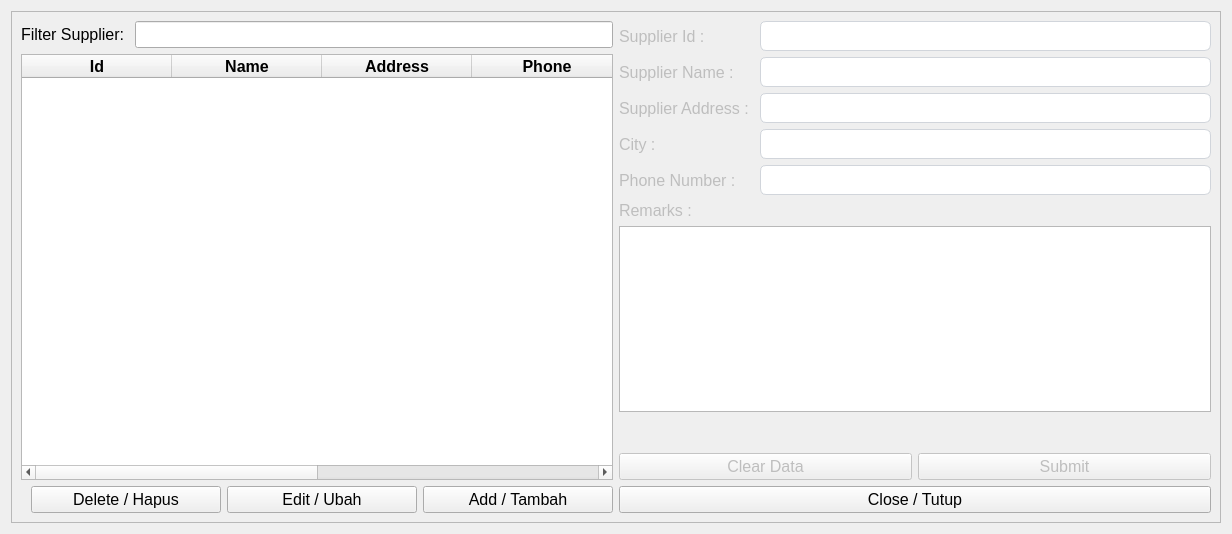
Before: the Qt Designer form ui/suppliers.ui in michael-halim/pos, drawn with Qt 5.
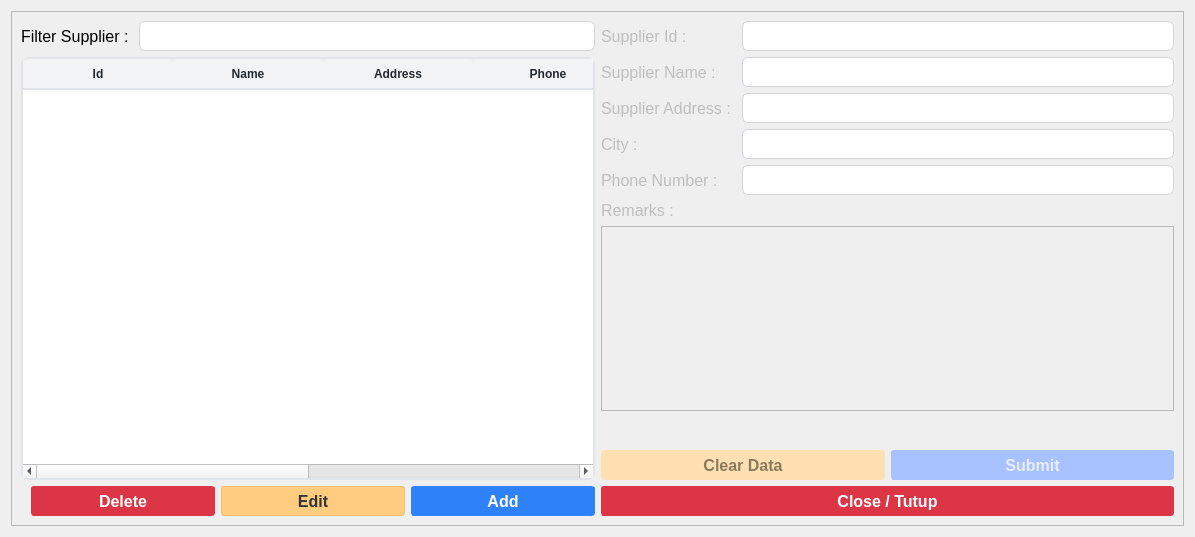
After: the same form once the commit is applied.

Commit message: Patch#34: Added UI - Added UI for Table, Button, and Input - Fix some UI Behavior

Diff of the .ui file:
```diff
--- a/ui/suppliers.ui
+++ b/ui/suppliers.ui
@@ -6,13 +6,43 @@
    <rect>
     <x>0</x>
     <y>0</y>
-    <width>1232</width>
-    <height>534</height>
+    <width>1195</width>
+    <height>537</height>
    </rect>
   </property>
   <property name="windowTitle">
    <string>Suppliers</string>
   </property>
+  <property name="styleSheet">
+   <string notr="true">QLineEdit{
+	border: 1px solid #d1d5db;      /* Light gray border */
+    border-radius: 6px;             /* Rounded corners */
+    outline: none;                  /* Remove default outline */
+    color: #333;                    /* Text color */
+    background-color: #fff;       /* Light gray background */
+    
+}
+
+QLineEdit:focus {
+    border: 1px solid #93c5fd;       /* Blue border on focus */
+    background-color: #ffffff;       /* White background when focused */
+}
+
+QPushButton {
+    font-weight: 500;
+    text-align: center;
+    white-space: nowrap;
+    vertical-align: middle;
+    border: 1px solid transparent;
+    padding: 0.375rem 0.75rem;
+    font-size: 1rem;
+    line-height: 1.5;
+    border-radius: 3px;
+    margin: 0.25rem;
+	opacity: 0.55;
+
+}</string>
+  </property>
   <layout class="QGridLayout" name="gridLayout_2">
    <item row="0" column="0">
     <widget class="QFrame" name="frame">
@@ -48,7 +78,7 @@
                </font>
               </property>
               <property name="text">
-               <string>Filter Supplier: </string>
+               <string>Filter Supplier : </string>
               </property>
               <property name="alignment">
                <set>Qt::AlignLeading|Qt::AlignLeft|Qt::AlignVCenter</set>
@@ -60,7 +90,7 @@
               <property name="minimumSize">
                <size>
                 <width>0</width>
-                <height>0</height>
+                <height>30</height>
                </size>
               </property>
               <property name="maximumSize">
@@ -92,6 +122,69 @@
               <height>16777215</height>
              </size>
             </property>
+            <property name="styleSheet">
+             <string notr="true">QTableWidget {
+            background-color: #ffffff;
+            alternate-background-color: #f5f8fa;
+            border: 2px solid #e1e4e8;
+            border-radius: 8px;
+            gridline-color: #e1e4e8;
+            selection-background-color: #0366d6;
+            selection-color: #ffffff;
+        }
+        
+        QTableWidget::item {
+            border-bottom: 1px solid #e1e4e8;
+			padding: 6px;
+        }
+        
+        QTableWidget::item:selected {
+            background-color: #0366d6;
+        }
+        
+        QHeaderView::section {
+            background-color: #f1f3f5;
+            color: #24292e;
+            font-weight: bold;
+            border: none;
+            border-bottom: 2px solid #e1e4e8;
+            padding: 3px;
+            border-top-left-radius: 6px;
+            border-top-right-radius: 6px;
+        }
+        
+        QTableWidget QScrollBar:vertical {
+            border: none;
+            background: #f1f3f5;
+            width: 10px;
+            border-radius: 5px;
+        }
+        
+        QTableWidget QScrollBar::handle:vertical {
+            background: #c0c0c0;
+            border-radius: 5px;
+        }
+        
+        QTableWidget QScrollBar::handle:vertical:hover {
+            background: #a0a0a0;
+        }
+        
+        QTableWidget QScrollBar:horizontal {
+            border: none;
+            background: #f1f3f5;
+            height: 10px;
+            border-radius: 5px;
+        }
+        
+        QTableWidget QScrollBar::handle:horizontal {
+            background: #c0c0c0;
+            border-radius: 5px;
+        }
+        
+        QTableWidget QScrollBar::handle:horizontal:hover {
+            background: #a0a0a0;
+        }</string>
+            </property>
             <property name="sortingEnabled">
              <bool>true</bool>
             </property>
@@ -197,37 +290,95 @@
             </property>
             <item>
              <widget class="QPushButton" name="delete_supplier_button">
+              <property name="minimumSize">
+               <size>
+                <width>0</width>
+                <height>30</height>
+               </size>
+              </property>
               <property name="font">
                <font>
                 <pointsize>12</pointsize>
+                <weight>62</weight>
+                <bold>true</bold>
                </font>
               </property>
+              <property name="styleSheet">
+               <string notr="true">QPushButton {
+    color: #fff;
+    background-color: #dc3545;
+    border-color: #dc3545;
+}
+QPushButton:hover {
+    background-color: #bb2d3b;
+    border-color: #b02a37;
+}</string>
+              </property>
               <property name="text">
-               <string>Delete / Hapus</string>
+               <string>Delete</string>
               </property>
              </widget>
             </item>
             <item>
              <widget class="QPushButton" name="edit_supplier_button">
+              <property name="minimumSize">
+               <size>
+                <width>0</width>
+                <height>30</height>
+               </size>
+              </property>
               <property name="font">
                <font>
                 <pointsize>12</pointsize>
+                <weight>62</weight>
+                <bold>true</bold>
                </font>
               </property>
+              <property name="styleSheet">
+               <string notr="true">QPushButton{
+    color: #333;
+    background-color: #ffcc80; /* Softer yellow/orange */
+    border-color: #f0c070;
+}
+QPushButton:hover {
+    background-color: #f0c070;
+    border-color: #e0b060;
+}</string>
+              </property>
               <property name="text">
-               <string>Edit / Ubah</string>
+               <string>Edit</string>
               </property>
              </widget>
             </item>
             <item>
              <widget class="QPushButton" name="add_supplier_button">
+              <property name="minimumSize">
+               <size>
+                <width>0</width>
+                <height>30</height>
+               </size>
+              </property>
               <property name="font">
                <font>
                 <pointsize>12</pointsize>
+                <weight>62</weight>
+                <bold>true</bold>
                </font>
               </property>
+              <property name="styleSheet">
+               <string notr="true">QPushButton{
+    color: #fff;
+    background-color: rgba(13, 110, 253, 0.85); /* RGBA with alpha channel */
+    border-color: rgba(13, 110, 253, 0.7);
+}
+QPushButton:hover {
+    background-color: rgba(11, 94, 215, 0.9);
+    border-color: rgba(10, 88, 202, 0.9);
+    opacity: 0.95;
+}</string>
+              </property>
               <property name="text">
-               <string>Add / Tambah</string>
+               <string>Add</string>
               </property>
              </widget>
             </item>
@@ -244,6 +395,11 @@
               <property name="enabled">
                <bool>false</bool>
               </property>
+              <property name="font">
+               <font>
+                <pointsize>12</pointsize>
+               </font>
+              </property>
               <property name="text">
                <string>Supplier Name : </string>
               </property>
@@ -266,20 +422,7 @@
                </font>
               </property>
               <property name="styleSheet">
-               <string notr="true">QLineEdit{
-	border: 1px solid #d1d5db;      /* Light gray border */
-    border-radius: 6px;             /* Rounded corners */
-    outline: none;                  /* Remove default outline */
-    color: #333;                    /* Text color */
-    background-color: #fff;       /* Light gray background */
-    
-}
-
-QLineEdit:focus {
-    border: 1px solid #93c5fd;       /* Blue border on focus */
-    
-    background-color: #ffffff;       /* White background when focused */
-}</string>
+               <string notr="true"/>
               </property>
              </widget>
             </item>
@@ -288,6 +431,11 @@
               <property name="enabled">
                <bool>false</bool>
               </property>
+              <property name="font">
+               <font>
+                <pointsize>12</pointsize>
+               </font>
+              </property>
               <property name="text">
                <string>Supplier Address : </string>
               </property>
@@ -310,20 +458,7 @@
                </font>
               </property>
               <property name="styleSheet">
-               <string notr="true">QLineEdit{
-	border: 1px solid #d1d5db;      /* Light gray border */
-    border-radius: 6px;             /* Rounded corners */
-    outline: none;                  /* Remove default outline */
-    color: #333;                    /* Text color */
-    background-color: #fff;       /* Light gray background */
-    
-}
-
-QLineEdit:focus {
-    border: 1px solid #93c5fd;       /* Blue border on focus */
-    
-    background-color: #ffffff;       /* White background when focused */
-}</string>
+               <string notr="true"/>
               </property>
              </widget>
             </item>
@@ -332,6 +467,11 @@
               <property name="enabled">
                <bool>false</bool>
               </property>
+              <property name="font">
+               <font>
+                <pointsize>12</pointsize>
+               </font>
+              </property>
               <property name="text">
                <string>City : </string>
               </property>
@@ -354,20 +494,7 @@
                </font>
               </property>
               <property name="styleSheet">
-               <string notr="true">QLineEdit{
-	border: 1px solid #d1d5db;      /* Light gray border */
-    border-radius: 6px;             /* Rounded corners */
-    outline: none;                  /* Remove default outline */
-    color: #333;                    /* Text color */
-    background-color: #fff;       /* Light gray background */
-    
-}
-
-QLineEdit:focus {
-    border: 1px solid #93c5fd;       /* Blue border on focus */
-    
-    background-color: #ffffff;       /* White background when focused */
-}</string>
+               <string notr="true"/>
               </property>
              </widget>
             </item>
@@ -376,6 +503,11 @@
               <property name="enabled">
                <bool>false</bool>
               </property>
+              <property name="font">
+               <font>
+                <pointsize>12</pointsize>
+               </font>
+              </property>
               <property name="text">
                <string>Phone Number : </string>
               </property>
@@ -398,20 +530,7 @@
                </font>
               </property>
               <property name="styleSheet">
-               <string notr="true">QLineEdit{
-	border: 1px solid #d1d5db;      /* Light gray border */
-    border-radius: 6px;             /* Rounded corners */
-    outline: none;                  /* Remove default outline */
-    color: #333;                    /* Text color */
-    background-color: #fff;       /* Light gray background */
-    
-}
-
-QLineEdit:focus {
-    border: 1px solid #93c5fd;       /* Blue border on focus */
-    
-    background-color: #ffffff;       /* White background when focused */
-}</string>
+               <string notr="true"/>
               </property>
              </widget>
             </item>
@@ -420,19 +539,36 @@
               <property name="enabled">
                <bool>false</bool>
               </property>
+              <property name="font">
+               <font>
+                <pointsize>12</pointsize>
+               </font>
+              </property>
               <property name="text">
                <string>Remarks : </string>
               </property>
              </widget>
             </item>
             <item row="6" column="0" colspan="2">
-             <widget class="QTextEdit" name="supplier_remarks_input"/>
+             <widget class="QTextEdit" name="supplier_remarks_input">
+              <property name="enabled">
+               <bool>false</bool>
+              </property>
+              <property name="styleSheet">
+               <string notr="true"/>
+              </property>
+             </widget>
             </item>
             <item row="0" column="0">
              <widget class="QLabel" name="supplier_id_label">
               <property name="enabled">
                <bool>false</bool>
               </property>
+              <property name="font">
+               <font>
+                <pointsize>12</pointsize>
+               </font>
+              </property>
               <property name="text">
                <string>Supplier Id : </string>
               </property>
@@ -455,20 +591,7 @@
                </font>
               </property>
               <property name="styleSheet">
-               <string notr="true">QLineEdit{
-	border: 1px solid #d1d5db;      /* Light gray border */
-    border-radius: 6px;             /* Rounded corners */
-    outline: none;                  /* Remove default outline */
-    color: #333;                    /* Text color */
-    background-color: #fff;       /* Light gray background */
-    
-}
-
-QLineEdit:focus {
-    border: 1px solid #93c5fd;       /* Blue border on focus */
-    
-    background-color: #ffffff;       /* White background when focused */
-}</string>
+               <string notr="true"/>
               </property>
              </widget>
             </item>
@@ -494,6 +617,35 @@
               <property name="enabled">
                <bool>false</bool>
               </property>
+              <property name="minimumSize">
+               <size>
+                <width>0</width>
+                <height>30</height>
+               </size>
+              </property>
+              <property name="font">
+               <font>
+                <pointsize>12</pointsize>
+                <weight>62</weight>
+                <bold>true</bold>
+               </font>
+              </property>
+              <property name="styleSheet">
+               <string notr="true">QPushButton{
+    color: #333;
+    background-color: #ffcc80; /* Softer yellow/orange */
+    border-color: #f0c070;
+}
+QPushButton:hover {
+    background-color: #f0c070;
+    border-color: #e0b060;
+}
+QPushButton:disabled {
+    background-color: #ffe0b3;
+    border-color: #ffe0b3;
+    color: #8a7a5c;
+}</string>
+              </property>
               <property name="text">
                <string>Clear Data</string>
               </property>
@@ -504,6 +656,36 @@
               <property name="enabled">
                <bool>false</bool>
               </property>
+              <property name="minimumSize">
+               <size>
+                <width>0</width>
+                <height>30</height>
+               </size>
+              </property>
+              <property name="font">
+               <font>
+                <pointsize>12</pointsize>
+                <weight>62</weight>
+                <bold>true</bold>
+               </font>
+              </property>
+              <property name="styleSheet">
+               <string notr="true">QPushButton{
+    color: #fff;
+    background-color: rgba(13, 110, 253, 0.85); /* RGBA with alpha channel */
+    border-color: rgba(13, 110, 253, 0.7);
+}
+QPushButton:hover {
+    background-color: rgba(11, 94, 215, 0.9);
+    border-color: rgba(10, 88, 202, 0.9);
+    opacity: 0.95;
+}
+QPushButton:disabled {
+    background-color: #a8c1ff;
+    border-color: #a8c1ff;
+    color: #e6eeff;
+}</string>
+              </property>
               <property name="text">
                <string>Submit</string>
               </property>
@@ -516,6 +698,30 @@
             <property name="enabled">
              <bool>true</bool>
             </property>
+            <property name="minimumSize">
+             <size>
+              <width>0</width>
+              <height>30</height>
+             </size>
+            </property>
+            <property name="font">
+             <font>
+              <pointsize>12</pointsize>
+              <weight>62</weight>
+              <bold>true</bold>
+             </font>
+            </property>
+            <property name="styleSheet">
+             <string notr="true">QPushButton {
+    color: #fff;
+    background-color: #dc3545;
+    border-color: #dc3545;
+}
+QPushButton:hover {
+    background-color: #bb2d3b;
+    border-color: #b02a37;
+}</string>
+            </property>
             <property name="text">
              <string>Close / Tutup</string>
             </property>
```
The commit also changes 35 other files.
